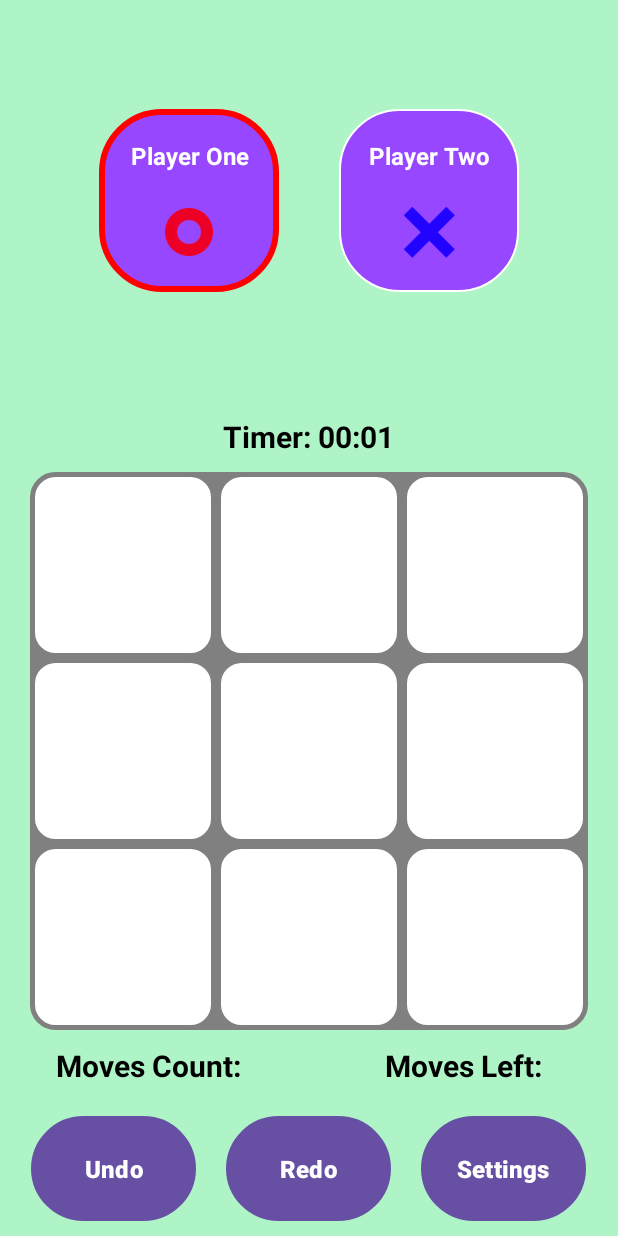
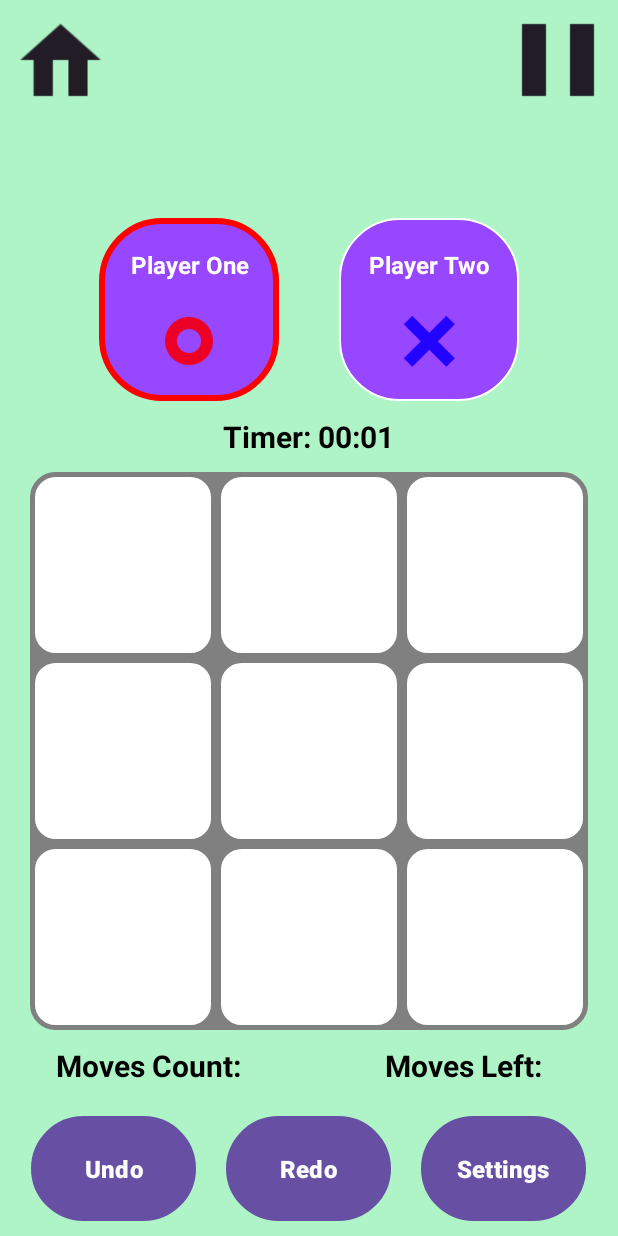
Before and after one commit to haotianluo88/Android-Tic-Tac-Toe, an Android app: the fragment InGameFragment placed in its activity, on a phone screen of 412 x 824 dp. Run offline under Robolectric (Android 15) with nearby library versions, the phone set to English and light mode, and no system bars; 4 statements that could not run were skipped.

Commit message:
added pause and home button to game layout

```diff
--- a/app/src/main/res/layout/fragment_game.xml
+++ b/app/src/main/res/layout/fragment_game.xml
@@ -6,11 +6,32 @@
     tools:context=".game.InGameFragment"
     android:background="@color/green">
 
+    <RelativeLayout
+        android:layout_width="match_parent"
+        android:layout_height="wrap_content"
+        android:layout_alignParentTop="true"
+        android:orientation="horizontal"
+        android:layout_above="@id/playerIcons">
+
+        <ImageView
+            android:id="@+id/homeButton"
+            android:layout_width="80dp"
+            android:layout_height="80dp"
+            android:src="@drawable/home_black"
+            android:layout_alignParentLeft="true"/>
+
+        <ImageView
+            android:id="@+id/pauseButton"
+            android:layout_width="80dp"
+            android:layout_height="80dp"
+            android:src="@drawable/pause_black"
+            android:layout_alignParentRight="true"/>
+    </RelativeLayout>
+
     <!--    Player icons -->
     <LinearLayout
         android:id="@+id/playerIcons"
         android:layout_above="@id/timerLayout"
-        android:layout_alignParentTop="true"
         android:layout_width="match_parent"
         android:layout_height="wrap_content"
         android:gravity="center"
```
Also changed, not shown: app/src/main/java/com/example/scroll_tute5prep/game/InGameFragment.java (+63 -1 lines), app/src/main/res/layout/invalid_move_layout.xml (added, +23 -0 lines), app/src/main/res/layout/pause_layout.xml (added, +36 -0 lines), app/src/main/res/drawable/back_black.png (added), app/src/main/res/drawable/home_black.png (added), app/src/main/res/drawable/pause_black.png (added).
